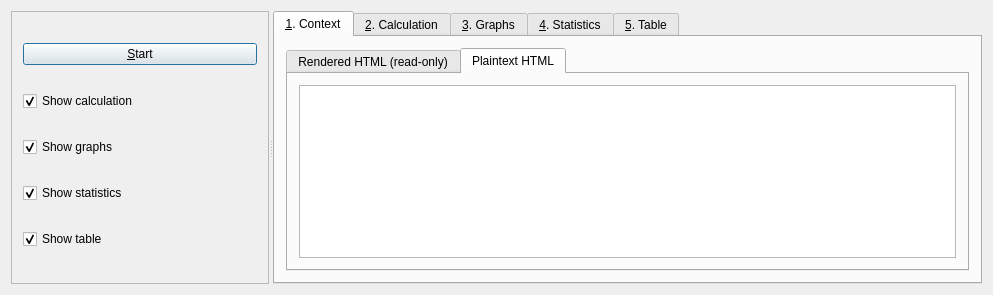
Above: Tools/ToolKalmanFilterer/qtkalmanfilterermaindialog.ui from richelbilderbeek/ProjectRichelBilderbeek before the change. Below: the same form after it.
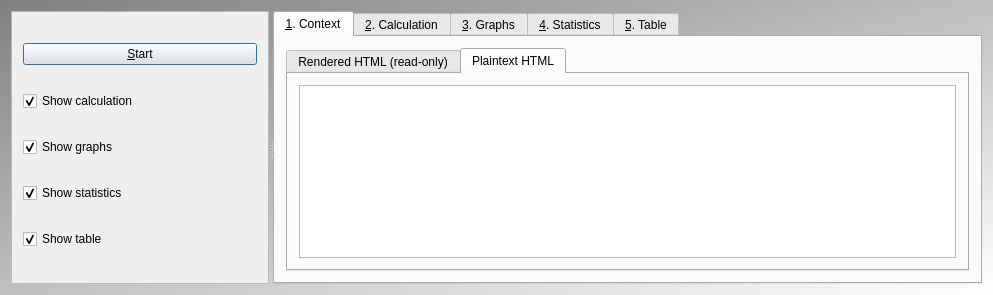
That is the form after the change. The open tabs and pages were chosen to show the change.

```diff
--- a/Tools/ToolKalmanFilterer/qtkalmanfilterermaindialog.ui
+++ b/Tools/ToolKalmanFilterer/qtkalmanfilterermaindialog.ui
@@ -13,6 +13,14 @@
   <property name="windowTitle">
    <string>KalmanFilterer</string>
   </property>
+  <property name="styleSheet">
+   <string notr="true">QDialog { 
+  background-color: qlineargradient(x1: 0, y1: 0, x2: 1, y2: 1, stop: 0  #808080, stop: 1 #ffffff);
+}
+
+QWidget { font: bold, &quot;Courier New&quot;, courier, monospace }
+</string>
+  </property>
   <layout class="QGridLayout" name="gridLayout">
    <item row="0" column="0">
     <widget class="QSplitter" name="splitter">
```
Left out of the diff: 24 changed lines with no effect on the pictures.
